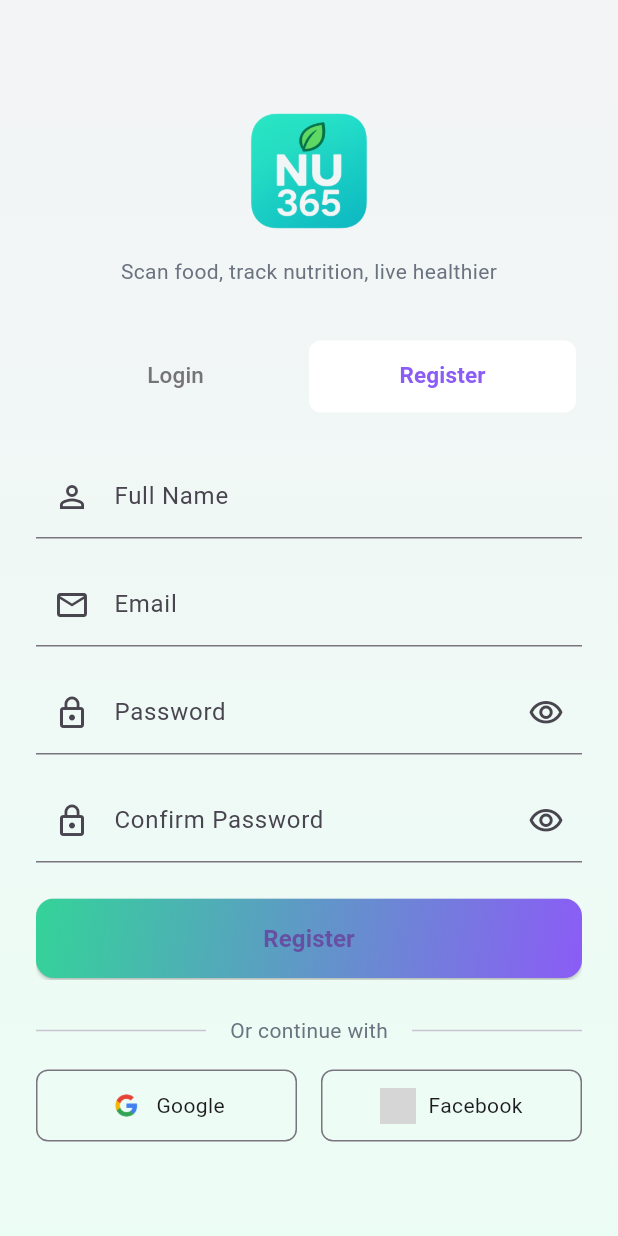
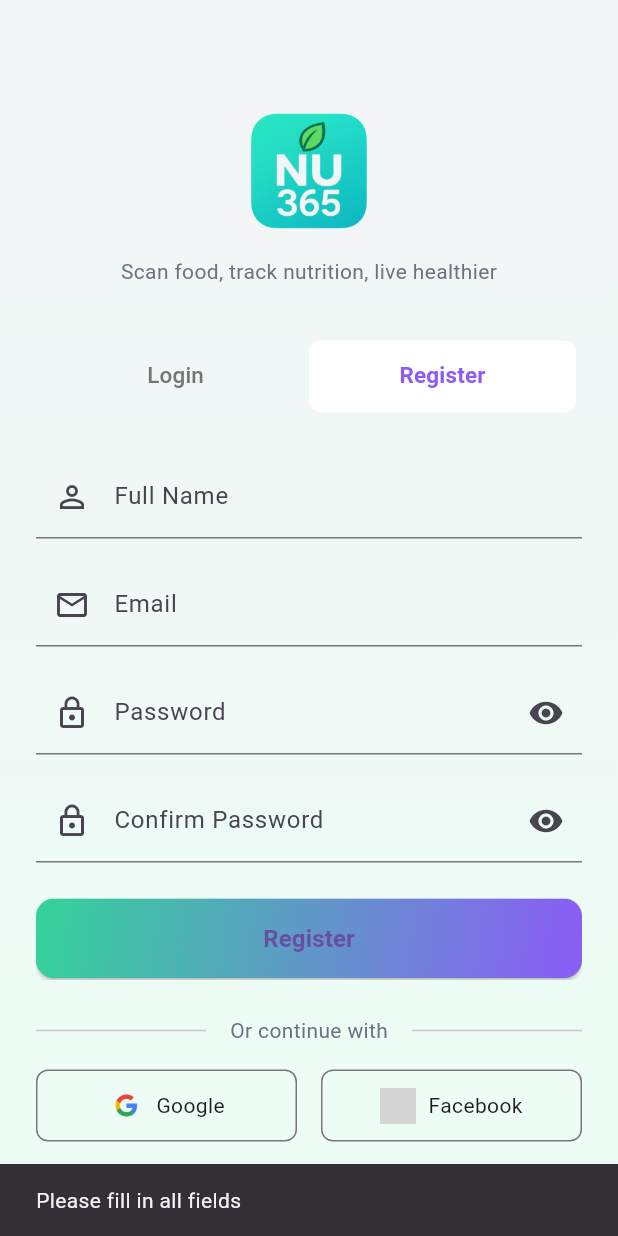
Before and after one commit to khacthiennguyen/nu365, a Flutter app: the screen it shows after launch, tab 2 chosen, after a tap on "Register", on a phone screen of 412 x 824 dp. Run offline on Flutter 3.47's test engine with Material 3 defaults, Android fonts, the phone set to English and light mode, and no system bars; our stand-ins replace dio, equatable, flutter_bloc, get_it, go_router, google_fonts and 3 more; accounts and stored records are empty; grey boxes are pictures that could not be loaded.

Commit message:
add feat: register in UI with email

```diff
--- a/lib/app_routes.dart
+++ b/lib/app_routes.dart
@@ -9,7 +9,7 @@ import 'package:nu365/features/profile/presentation/pages/persional_infomation.d
 import 'package:nu365/features/profile/presentation/pages/profile_screen.dart';
 import 'package:nu365/features/profile/presentation/widgets/profile_infomation.dart';
 import 'package:nu365/features/scan/presentation/pages/scan_screen_wrapper.dart';
-import 'package:nu365/features/sign-in/presentation/pages/login_screen.dart';
+import 'package:nu365/features/auth/presentation/pages/login_screen.dart';
 
 GoRouter appRoutes = GoRouter(
     initialLocation: '/',
--- a/lib/features/sign-in/logic/login_bloc.dart
+++ b/lib/features/auth/logic/login_bloc.dart
@@ -1,7 +1,7 @@
 import 'package:flutter_bloc/flutter_bloc.dart';
-import 'package:nu365/features/sign-in/logic/login_event.dart';
-import 'package:nu365/features/sign-in/logic/login_state.dart';
-import 'package:nu365/features/sign-in/services/authenticate_service.dart';
+import 'package:nu365/features/auth/logic/login_event.dart';
+import 'package:nu365/features/auth/logic/login_state.dart';
+import 'package:nu365/features/auth/services/authenticate_service.dart';
 
 
 class LoginBloc extends Bloc<LoginEvent, LoginState> {
--- a/lib/features/sign-in/logic/login_state.dart
+++ b/lib/features/auth/logic/login_state.dart
@@ -1,5 +1,5 @@
 
-import 'package:nu365/features/sign-in/models/credentail.dart';
+import 'package:nu365/features/auth/models/credentail.dart';
 
 sealed class LoginState {}
 
--- /dev/null
+++ b/lib/features/auth/logic/register_event.dart
@@ -0,0 +1,16 @@
+// filepath: d:\nu365\lib\features\auth\logic\register_event.dart
+sealed class RegisterEvent {}
+
+class RegisterSubmittedEvent extends RegisterEvent {
+  final String name;
+  final String email;
+  final String password;
+  final String confirmPassword;
+
+  RegisterSubmittedEvent({
+    required this.name,
+    required this.email,
+    required this.password,
+    required this.confirmPassword,
+  });
+}
--- /dev/null
+++ b/lib/features/auth/logic/register_state.dart
@@ -0,0 +1,25 @@
+// filepath: d:\nu365\lib\features\auth\logic\register_state.dart
+
+sealed class RegisterState {}
+
+class RegisterInitial extends RegisterState {}
+
+class RegisterLoading extends RegisterState {}
+
+class RegisterSuccess extends RegisterState {}
+
+class RegisterToManyRequest extends RegisterState {}
+
+class RegisterActivationRequired extends RegisterState {
+  final String email;
+  final String name;
+
+  RegisterActivationRequired({required this.email, required this.name});
+}
+
+class RegisterFailed extends RegisterState {
+  final Exception? error;
+  final String? message;
+
+  RegisterFailed({this.error, this.message});
+}
--- a/lib/features/sign-in/models/credentail.dart
+++ b/lib/features/auth/models/credentail.dart
@@ -1,5 +1,5 @@
 import 'package:json_annotation/json_annotation.dart';
-import 'package:nu365/features/sign-in/models/user.dart';
+import 'package:nu365/features/auth/models/user.dart';
 
 part '../../../generated/features/sign-in/models/credentail.g.dart';
 
--- /dev/null
+++ b/lib/features/auth/presentation/pages/login_screen.dart
@@ -0,0 +1,222 @@
+import 'package:flutter/material.dart';
+import 'package:flutter_bloc/flutter_bloc.dart';
+import 'package:go_router/go_router.dart';
+import 'package:nu365/core/constants/app_theme.dart';
+import 'package:nu365/features/auth/logic/login_bloc.dart';
+import 'package:nu365/features/auth/logic/login_event.dart';
+import 'package:nu365/features/auth/logic/login_state.dart';
+import 'package:nu365/features/auth/logic/register_bloc.dart';
+import 'package:nu365/features/auth/logic/register_event.dart';
+import 'package:nu365/features/auth/logic/register_state.dart';
+import 'package:nu365/features/auth/presentation/widgets/auth_tabs.dart';
+import 'package:nu365/features/auth/presentation/widgets/login_form.dart';
+import 'package:nu365/features/auth/presentation/widgets/logo_widget.dart';
+import 'package:nu365/features/auth/presentation/widgets/register_form.dart';
+import 'package:nu365/features/auth/presentation/widgets/social_login_section.dart';
+
+class LoginScreen extends StatefulWidget {
+  const LoginScreen({Key? key}) : super(key: key);
+
+  @override
+  State<LoginScreen> createState() => _LoginScreenState();
+}
+
+class _LoginScreenState extends State<LoginScreen>
+    with SingleTickerProviderStateMixin {
+  late final TabController _tabController;
+  late final TextEditingController _emailController;
+  late final TextEditingController _passwordController;
+  late final TextEditingController _nameController;
+  late final TextEditingController _confirmPasswordController;
+
+  @override
+  void initState() {
+    super.initState();
+    _tabController = TabController(length: 2, vsync: this);
+    _emailController = TextEditingController();
+    _passwordController = TextEditingController();
+    _nameController = TextEditingController();
+    _confirmPasswordController = TextEditingController();
+  }
+
+  @override
+  void dispose() {
+    _tabController.dispose();
+    _emailController.dispose();
+    _passwordController.dispose();
+    _nameController.dispose();
+    _confirmPasswordController.dispose();
+    super.dispose();
+  }
+
+  void _handleLogin() {
+    context.read<LoginBloc>().add(
+          LoginSubmittedEvent(
+            username: _emailController.text,
+            password: _passwordController.text,
+          ),
+        );
+  }
+
+  void _handleRegister() {
+    if (_nameController.text.isEmpty ||
+        _emailController.text.isEmpty ||
+        _passwordController.text.isEmpty ||
+        _confirmPasswordController.text.isEmpty) {
+      ScaffoldMessenger.of(context).showSnackBar(
+        const SnackBar(content: Text('Please fill in all fields')),
+      );
+      return;
+    }
+
+    context.read<RegisterBloc>().add(
+          RegisterSubmittedEvent(
+            name: _nameController.text,
+            email: _emailController.text,
+            password: _passwordController.text,
+            confirmPassword: _confirmPasswordController.text,
+          ),
+        );
+  }
+
+  void _handleForgotPassword() {
+    // Handle forgot password
+  }
+
+  void _handleGoogleLogin() {
+    // Handle Google login
+  }
+
+  void _handleFacebookLogin() {
+    // Handle Facebook login
+  }
+
+  @override
+  Widget build(BuildContext context) {
+    return MultiBlocListener(
+      listeners: [
+        BlocListener<LoginBloc, LoginState>(
+          listener: (context, state) {
+            if (state is LoginSuccess) {
+              // Navigate with GoRouter instead of Navigator
+              GoRouter.of(context).go('/dashboard');
+            } else if (state is LoginFailed) {
+              ScaffoldMessenger.of(context).showSnackBar(
+                SnackBar(content: Text(state.message ?? 'Login failed')),
+              );
+            } else if (state is LoginToManyRequest) {
+              ScaffoldMessenger.of(context).showSnackBar(
+                const SnackBar(
+                    content: Text(
+                        'Too many login attempts. Please try again later.')),
+              );
+            } else if (state is Login2FARequired) {
+              // Handle 2FA navigation here
+            }
+          },
+        ),
+        BlocListener<RegisterBloc, RegisterState>(
+          listener: (context, state) {
+            if (state is RegisterSuccess) {
+              // Show success message
+              ScaffoldMessenger.of(context).showSnackBar(
+                SnackBar(
+                  content: const Text(
+                      'Registration successful! Please login to continued.'),
+                  backgroundColor: Colors.green.shade600,
+                  behavior: SnackBarBehavior.floating,
+                  shape: RoundedRectangleBorder(
+                    borderRadius: BorderRadius.circular(10),
+                  ),
+                  margin: const EdgeInsets.all(12),
+                ),
+              );
+
+              // Clear registration form fields
+              _nameController.clear();
+              _emailController.clear();
+              _passwordController.clear();
+              _confirmPasswordController.clear();
+
+              // Switch to the login tab
+              _tabController.animateTo(0); // Index 0 is the login tab
+            } else if (state is RegisterFailed) {
+              ScaffoldMessenger.of(context).showSnackBar(
+                SnackBar(content: Text(state.message ?? 'Registration failed')),
+              );
+            } else if (state is RegisterToManyRequest) {
+              ScaffoldMessenger.of(context).showSnackBar(
+                const SnackBar(
+                    content: Text(
+                        'Too many registration attempts. Please try again later.')),
+              );
+            } else if (state is RegisterActivationRequired) {
+              // Show email verification message
+              ScaffoldMessenger.of(context).showSnackBar(
+                const SnackBar(
+                    content: Text(
+                        'Please check your email to activate your account')),
+              );
+
+              // Switch to login tab after informing about email verification
+              _tabController.animateTo(0);
+            }
+          },
+        ),
+      ],
+      child: Scaffold(
+        body: Container(
+          decoration: const BoxDecoration(
+            gradient: AppTheme.backgroundGradient,
+          ),
+          child: SafeArea(
+            child: Center(
+              child: SingleChildScrollView(
+                padding: const EdgeInsets.all(24.0),
+                child: Column(
+                  mainAxisAlignment: MainAxisAlignment.center,
+                  children: [
+                    const AuthLogo(),
+                    const SizedBox(height: 32),
+                    AuthTabs(tabController: _tabController),
+                    const SizedBox(height: 24),
+                    _buildAuthForms(),
+                    const SizedBox(height: 24),
+                    SocialLoginSection(
+                      onGooglePressed: _handleGoogleLogin,
+                      onFacebookPressed: _handleFacebookLogin,
+                    ),
+                  ],
+                ),
+              ),
+            ),
+          ),
+        ),
+      ),
+    );
+  }
+
+  Widget _buildAuthForms() {
+    return SizedBox(
+      height: 350,
+      child: TabBarView(
+        controller: _tabController,
+        children: [
+          LoginForm(
+            emailController: _emailController,
+            passwordController: _passwordController,
+            onLoginPressed: _handleLogin,
+            onForgotPasswordPressed: _handleForgotPassword,
+          ),
+          RegisterForm(
+            nameController: _nameController,
+            emailController: _emailController,
+            passwordController: _passwordController,
+            confirmPasswordController: _confirmPasswordController,
+            onRegisterPressed: _handleRegister,
+          ),
+        ],
+      ),
+    );
+  }
+}
--- a/lib/features/sign-in/presentation/widgets/login_form.dart
+++ b/lib/features/auth/presentation/widgets/login_form.dart
@@ -1,10 +1,10 @@
 import 'package:flutter/material.dart';
 import 'package:flutter_bloc/flutter_bloc.dart';
 import 'package:nu365/core/constants/app_theme.dart';
-import 'package:nu365/features/sign-in/logic/login_bloc.dart';
-import 'package:nu365/features/sign-in/logic/login_state.dart';
+import 'package:nu365/features/auth/logic/login_bloc.dart';
+import 'package:nu365/features/auth/logic/login_state.dart';
 
-class LoginForm extends StatelessWidget {
+class LoginForm extends StatefulWidget {
   final TextEditingController emailController;
   final TextEditingController passwordController;
   final VoidCallback onLoginPressed;
@@ -19,13 +19,20 @@ class LoginForm extends StatelessWidget {
   });
 
   @override
+  State<LoginForm> createState() => _LoginFormState();
+}
+
+class _LoginFormState extends State<LoginForm> {
+  bool _passwordVisible = false;
+
+  @override
   Widget build(BuildContext context) {
     return BlocBuilder<LoginBloc, LoginState>(
       builder: (context, state) {
         return Column(
           children: [
             TextField(
-              controller: emailController,
+              controller: widget.emailController,
               decoration: const InputDecoration(
                 labelText: 'Email',
                 prefixIcon: Icon(Icons.email_outlined),
@@ -35,19 +42,29 @@ class LoginForm extends StatelessWidget {
             ),
             const SizedBox(height: 16),
             TextField(
-              controller: passwordController,
-              obscureText: true,
-              decoration: const InputDecoration(
+              controller: widget.passwordController,
+              obscureText: !_passwordVisible,
+              decoration: InputDecoration(
                 labelText: 'Password',
-                prefixIcon: Icon(Icons.lock_outline),
+                prefixIcon: const Icon(Icons.lock_outline),
                 hintText: 'Enter your password',
+                suffixIcon: IconButton(
+                  icon: Icon(
+                    _passwordVisible ? Icons.visibility_off : Icons.visibility,
+                  ),
+                  onPressed: () {
+                    setState(() {
+                      _passwordVisible = !_passwordVisible;
+                    });
+                  },
+                ),
               ),
             ),
             const SizedBox(height: 8),
             Align(
               alignment: Alignment.centerRight,
               child: TextButton(
-                onPressed: onForgotPasswordPressed,
+                onPressed: widget.onForgotPasswordPressed,
                 child: const Text('Forgot password?'),
               ),
             ),
@@ -55,7 +72,7 @@ class LoginForm extends StatelessWidget {
             SizedBox(
               width: double.infinity,
               child: ElevatedButton(
-                onPressed: state is LoginLoading ? null : onLoginPressed,
+                onPressed: state is LoginLoading ? null : widget.onLoginPressed,
                 style: ElevatedButton.styleFrom(
                   backgroundColor: Colors.transparent,
                   padding: EdgeInsets.zero,
--- a/lib/features/sign-in/presentation/widgets/register_form.dart
+++ b/lib/features/auth/presentation/widgets/register_form.dart
@@ -1,7 +1,7 @@
 import 'package:flutter/material.dart';
 import 'package:nu365/core/constants/app_theme.dart';
 
-class RegisterForm extends StatelessWidget {
+class RegisterForm extends StatefulWidget {
   final TextEditingController nameController;
   final TextEditingController emailController;
   final TextEditingController passwordController;
@@ -9,20 +9,28 @@ class RegisterForm extends StatelessWidget {
   final VoidCallback onRegisterPressed;
 
   const RegisterForm({
-    Key? key,
+    super.key,
     required this.nameController,
     required this.emailController,
     required this.passwordController,
     required this.confirmPasswordController,
     required this.onRegisterPressed,
-  }) : super(key: key);
+  });
+
+  @override
+  State<RegisterForm> createState() => _RegisterFormState();
+}
+
+class _RegisterFormState extends State<RegisterForm> {
+  bool _passwordVisible = false;
+  bool _confirmPasswordVisible = false;
 
   @override
   Widget build(BuildContext context) {
     return Column(
       children: [
         TextField(
-          controller: nameController,
+          controller: widget.nameController,
           decoration: const InputDecoration(
             labelText: 'Full Name',
             prefixIcon: Icon(Icons.person_outline),
@@ -30,7 +38,7 @@ class RegisterForm extends StatelessWidget {
         ),
         const SizedBox(height: 16),
         TextField(
-          controller: emailController,
+          controller: widget.emailController,
           decoration: const InputDecoration(
             labelText: 'Email',
             prefixIcon: Icon(Icons.email_outlined),
@@ -39,23 +47,43 @@ class RegisterForm extends StatelessWidget {
         ),
         const SizedBox(height: 16),
         TextField(
-          controller: passwordController,
-          decoration: const InputDecoration(
+          controller: widget.passwordController,
+          decoration: InputDecoration(
             labelText: 'Password',
-            prefixIcon: Icon(Icons.lock_outline),
-            suffixIcon: Icon(Icons.visibility_outlined),
+            prefixIcon: const Icon(Icons.lock_outline),
+            suffixIcon: IconButton(
+              icon: Icon(
+                _passwordVisible ? Icons.visibility_off : Icons.visibility,
+              ),
+              onPressed: () {
+                setState(() {
+                  _passwordVisible = !_passwordVisible;
+                });
+              },
+            ),
           ),
-          obscureText: true,
+          obscureText: !_passwordVisible,
         ),
         const SizedBox(height: 16),
         TextField(
-          controller: confirmPasswordController,
-          decoration: const InputDecoration(
+          controller: widget.confirmPasswordController,
+          decoration: InputDecoration(
             labelText: 'Confirm Password',
-            prefixIcon: Icon(Icons.lock_outline),
-            suffixIcon: Icon(Icons.visibility_outlined),
+            prefixIcon: const Icon(Icons.lock_outline),
+            suffixIcon: IconButton(
+              icon: Icon(
+                _confirmPasswordVisible
+                    ? Icons.visibility_off
+                    : Icons.visibility,
+              ),
+              onPressed: () {
+                setState(() {
+                  _confirmPasswordVisible = !_confirmPasswordVisible;
+                });
+              },
+            ),
           ),
-          obscureText: true,
+          obscureText: !_confirmPasswordVisible,
         ),
         const SizedBox(height: 24),
         _buildRegisterButton(),
@@ -67,7 +95,7 @@ class RegisterForm extends StatelessWidget {
     return SizedBox(
       width: double.infinity,
       child: ElevatedButton(
-        onPressed: onRegisterPressed,
+        onPressed: widget.onRegisterPressed,
         style: ElevatedButton.styleFrom(
           backgroundColor: Colors.transparent,
           padding: EdgeInsets.zero,
--- a/lib/features/sign-in/presentation/widgets/social_login_section.dart
+++ b/lib/features/auth/presentation/widgets/social_login_section.dart
@@ -1,7 +1,7 @@
 import 'package:flutter/material.dart';
 import 'package:nu365/core/constants/app_theme.dart';
 import 'package:nu365/core/constants/images.dart';
-import 'package:nu365/features/sign-in/presentation/widgets/social_bution.dart';
+import 'package:nu365/features/auth/presentation/widgets/social_bution.dart';
 
 class SocialLoginSection extends StatelessWidget {
   final VoidCallback onGooglePressed;
--- a/lib/features/sign-in/presentation/pages/login_screen.dart
+++ /dev/null
@@ -1,150 +0,0 @@
-import 'package:flutter/material.dart';
-import 'package:flutter_bloc/flutter_bloc.dart';
-import 'package:go_router/go_router.dart';
-import 'package:nu365/core/constants/app_theme.dart';
-import 'package:nu365/features/sign-in/logic/login_bloc.dart';
-import 'package:nu365/features/sign-in/logic/login_event.dart';
-import 'package:nu365/features/sign-in/logic/login_state.dart';
-import 'package:nu365/features/sign-in/presentation/widgets/auth_tabs.dart';
-import 'package:nu365/features/sign-in/presentation/widgets/login_form.dart';
-import 'package:nu365/features/sign-in/presentation/widgets/logo_widget.dart';
-import 'package:nu365/features/sign-in/presentation/widgets/register_form.dart';
-import 'package:nu365/features/sign-in/presentation/widgets/social_login_section.dart';
-
-class LoginScreen extends StatefulWidget {
-  const LoginScreen({Key? key}) : super(key: key);
-
-  @override
-  State<LoginScreen> createState() => _LoginScreenState();
-}
-
-class _LoginScreenState extends State<LoginScreen>
-    with SingleTickerProviderStateMixin {
-  late final TabController _tabController;
-  late final TextEditingController _emailController;
-  late final TextEditingController _passwordController;
-  late final TextEditingController _nameController;
-  late final TextEditingController _confirmPasswordController;
-
-  @override
-  void initState() {
-    super.initState();
-    _tabController = TabController(length: 2, vsync: this);
-    _emailController = TextEditingController();
-    _passwordController = TextEditingController();
-    _nameController = TextEditingController();
-    _confirmPasswordController = TextEditingController();
-  }
-
-  @override
-  void dispose() {
-    _tabController.dispose();
-    _emailController.dispose();
-    _passwordController.dispose();
-    _nameController.dispose();
-    _confirmPasswordController.dispose();
-    super.dispose();
-  }
-
-  void _handleLogin() {
-    context.read<LoginBloc>().add(
-          LoginSubmittedEvent(
-            username: _emailController.text,
-            password: _passwordController.text,
-          ),
-        );
-  }
-
-  void _handleRegister() {
-    // Handle registration logic
-  }
-
-  void _handleForgotPassword() {
-    // Handle forgot password
-  }
-
-  void _handleGoogleLogin() {
-    // Handle Google login
-  }
-
-  void _handleFacebookLogin() {
-    // Handle Facebook login
-  }
-
-  @override
-  Widget build(BuildContext context) {
-    return BlocListener<LoginBloc, LoginState>(
-      listener: (context, state) {
-        if (state is LoginSuccess) {
-          // Navigate with GoRouter instead of Navigator
-          GoRouter.of(context).go('/dashboard');
-        } else if (state is LoginFailed) {
-          ScaffoldMessenger.of(context).showSnackBar(
-            SnackBar(content: Text(state.message ?? 'Login failed')),
-          );
-        } else if (state is LoginToManyRequest) {
-          ScaffoldMessenger.of(context).showSnackBar(
-            const SnackBar(
-                content:
-                    Text('Too many login attempts. Please try again later.')),
-          );
-        } else if (state is Login2FARequired) {
-          // Handle 2FA navigation here
-        }
-      },
-      child: Scaffold(
-        body: Container(
-          decoration: const BoxDecoration(
-            gradient: AppTheme.backgroundGradient,
-          ),
-          child: SafeArea(
-            child: Center(
-              child: SingleChildScrollView(
-                padding: const EdgeInsets.all(24.0),
-                child: Column(
-                  mainAxisAlignment: MainAxisAlignment.center,
-                  children: [
-                    const AuthLogo(),
-                    const SizedBox(height: 32),
-                    AuthTabs(tabController: _tabController),
-                    const SizedBox(height: 24),
-                    _buildAuthForms(),
-                    const SizedBox(height: 24),
-                    SocialLoginSection(
-                      onGooglePressed: _handleGoogleLogin,
-                      onFacebookPressed: _handleFacebookLogin,
-                    ),
-                  ],
-                ),
-              ),
-            ),
-          ),
-        ),
-      ),
-    );
-  }
-
-  Widget _buildAuthForms() {
-    return SizedBox(
-      height: 350,
-      child: TabBarView(
-        controller: _tabController,
-        children: [
-          LoginForm(
-            emailController: _emailController,
-            passwordController: _passwordController,
-            onLoginPressed: _handleLogin,
-            onForgotPasswordPressed: _handleForgotPassword,
-          ),
-          RegisterForm(
-            nameController: _nameController,
-            emailController: _emailController,
-            passwordController: _passwordController,
-            confirmPasswordController: _confirmPasswordController,
-            onRegisterPressed: _handleRegister,
-          ),
-        ],
-      ),
-    );
-  }
-}
--- a/lib/platform_material.dart
+++ b/lib/platform_material.dart
@@ -2,7 +2,8 @@ import 'package:flutter/material.dart';
 import 'package:flutter_bloc/flutter_bloc.dart';
 import 'package:google_fonts/google_fonts.dart';
 import 'package:nu365/app_routes.dart';
-import 'package:nu365/features/sign-in/logic/login_bloc.dart';
+import 'package:nu365/features/auth/logic/login_bloc.dart';
+import 'package:nu365/features/auth/logic/register_bloc.dart';
 
 import 'core/states/authenticate/authenticate_bloc.dart';
 
@@ -21,6 +22,7 @@ class PlatformMaterial extends StatelessWidget {
             providers: [
               BlocProvider(create: (context) => AuthenticateBloc()),
               BlocProvider(create: (context) => LoginBloc()),
+              BlocProvider(create: (context) => RegisterBloc()),
             ],
             child: MaterialApp.router(
               routerConfig: appRoutes,
```
Also changed, not shown: lib/features/auth/logic/register_bloc.dart (added, +24 -0 lines), lib/features/auth/services/authenticate_service.dart (renamed from lib/features/sign-in/services/authenticate_service.dart, +58 -10 lines), lib/features/auth/logic/login_event.dart (renamed from lib/features/sign-in/logic/login_event.dart), lib/features/auth/models/user.dart (renamed from lib/features/sign-in/models/user.dart), lib/features/auth/presentation/widgets/auth_tabs.dart (renamed from lib/features/sign-in/presentation/widgets/auth_tabs.dart), lib/features/auth/presentation/widgets/logo_widget.dart (renamed from lib/features/sign-in/presentation/widgets/logo_widget.dart), lib/features/auth/presentation/widgets/social_bution.dart (renamed from lib/features/sign-in/presentation/widgets/social_bution.dart), lib/generated/features/sign-in/models/credentail.g.dart, lib/generated/features/sign-in/models/user.g.dart.
